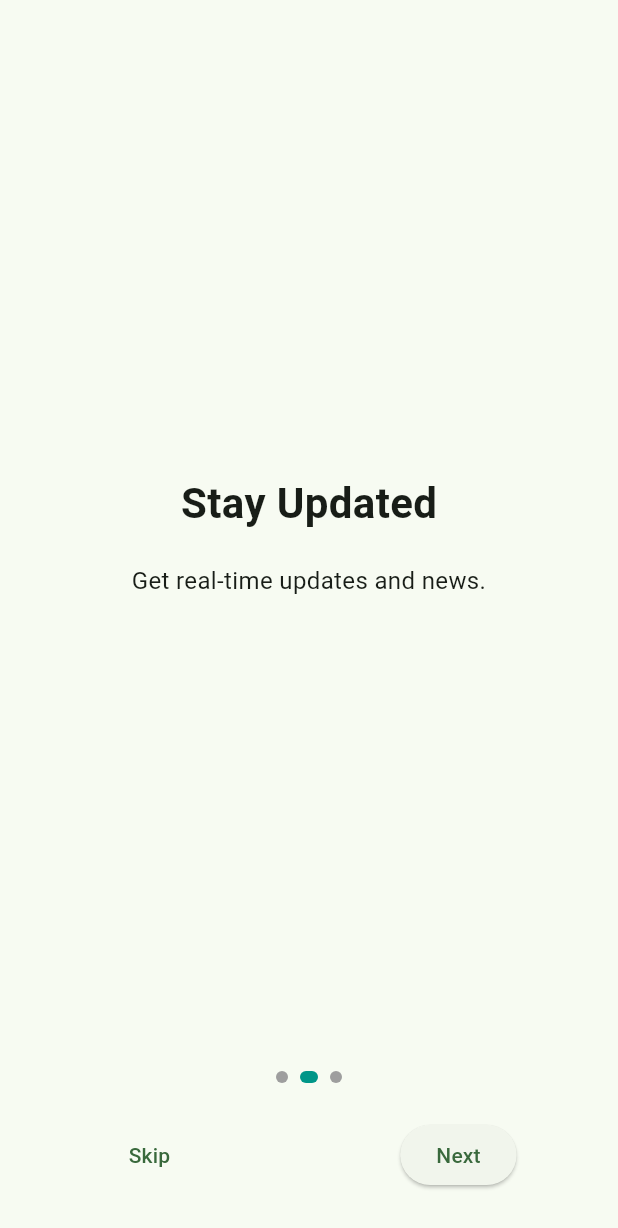
After one commit to nurnabimiah/trend_ecommerce, a Flutter app: the screen it shows after launch, swiped to page 2, on a phone screen of 412 x 824 dp. The commit adds this screen. Shown: the top 1228 px of the screen. Run offline on Flutter 3.47's test engine with Material 3 defaults, Android fonts, the phone set to English and light mode, and no system bars; our stand-ins replace animate_do, cached_network_image, carousel_slider, connectivity_plus, dio, flutter_local_notifications and 12 more.

Commit message:
added: onboarding screen design start

```diff
--- a/lib/app_routes.dart
+++ b/lib/app_routes.dart
@@ -5,6 +5,7 @@ import 'package:ecommerce_app/view/features/home_screen/home_screen.dart';
 import 'package:ecommerce_app/view/features/bottom_nav_bar_screen/bottom_nav_bar_screen.dart';
 import 'package:ecommerce_app/view/features/my_order_screens/my_order_screen.dart';
 import 'package:ecommerce_app/view/features/my_order_screens/order_details_screen.dart';
+import 'package:ecommerce_app/view/features/onboarding/screens/onboarding_screen.dart';
 import 'package:ecommerce_app/view/features/product_details/product_details_screen.dart';
 import 'package:ecommerce_app/view/features/products_landing_screen/products_landing_screen.dart';
 import 'package:ecommerce_app/view/features/sub_category_screen/sub_category_screen.dart';
@@ -39,6 +40,9 @@ class AppRoutes {
     // checkout
     GetPage(name: CheckOutScreen.routeName, page: () =>  CheckOutScreen(), transition: Transition.rightToLeft, transitionDuration:  Duration(milliseconds: duration)),
 
+    // Onboarding
+    GetPage(name: OnboardingScreen.routeName, page: () =>  OnboardingScreen(), transition: Transition.rightToLeft, transitionDuration:  Duration(milliseconds: duration)),
+
     // address setup
     GetPage(name: DeliveryAddressSetupScreen.routeName, page: () =>  DeliveryAddressSetupScreen(), transition: Transition.rightToLeft, transitionDuration:  Duration(milliseconds: duration)),
 
--- a/lib/utils/images/app_images.dart
+++ b/lib/utils/images/app_images.dart
@@ -25,6 +25,7 @@ class AppImages {
   static const String deleteAccount= 'assets/icons/delete_account.png';
 
 
+
   /// profile image
   static const String profileAvatar = 'assets/profile_image/profile_avatar.png';
 
--- /dev/null
+++ b/lib/view/features/onboarding/controller/onboarding_controller.dart
@@ -0,0 +1,33 @@
+
+
+import 'package:ecommerce_app/view/features/bottom_nav_bar_screen/bottom_nav_bar_screen.dart';
+import 'package:flutter/cupertino.dart';
+import 'package:get/get.dart';
+
+class OnboardingController extends GetxController {
+  final pageController = PageController();
+  var pageIndex = 0.obs;
+
+  void nextPage() {
+    if (pageIndex.value < 2) {
+      pageController.nextPage(
+        duration: Duration(milliseconds: 300),
+        curve: Curves.easeInOut,
+      );
+    } else {
+      finishOnboarding();
+    }
+  }
+
+  void skip() {
+    finishOnboarding();
+  }
+
+  void onPageChanged(int index) {
+    pageIndex.value = index;
+  }
+
+  void finishOnboarding() {
+    Get.offAllNamed(BottomNavBarScreen.routeName);
+  }
+}
--- /dev/null
+++ b/lib/view/features/onboarding/screens/onboarding_screen.dart
@@ -0,0 +1,89 @@
+
+
+import 'package:flutter/material.dart';
+import 'package:get/get.dart';
+import 'package:get/get_core/src/get_main.dart';
+
+import '../controller/onboarding_controller.dart';
+
+class OnboardingScreen extends StatelessWidget {
+  static const String routeName = '/onboarding';
+  final controller = Get.put(OnboardingController());
+
+  final onboardingData = [
+    {
+      "title": "Welcome",
+      "desc": "Explore our awesome app.",
+    },
+    {
+      "title": "Stay Updated",
+      "desc": "Get real-time updates and news.",
+    },
+    {
+      "title": "Get Started",
+      "desc": "Let's begin your journey today.",
+    },
+  ];
+
+  OnboardingScreen({super.key});
+
+  @override
+  Widget build(BuildContext context) {
+    return Scaffold(
+      body: Column(
+        children: [
+          Expanded(
+            child: PageView.builder(
+              controller: controller.pageController,
+              onPageChanged: controller.onPageChanged,
+              itemCount: onboardingData.length,
+              itemBuilder: (_, index) {
+                final item = onboardingData[index];
+                return Padding(
+                  padding: const EdgeInsets.all(24.0),
+                  child: Column(
+                    mainAxisAlignment: MainAxisAlignment.center,
+                    children: [
+                      Text(item["title"]!, style: TextStyle(fontSize: 28, fontWeight: FontWeight.bold)),
+                      SizedBox(height: 20),
+                      Text(item["desc"]!, style: TextStyle(fontSize: 16), textAlign: TextAlign.center),
+                    ],
+                  ),
+                );
+              },
+            ),
+          ),
+          Obx(() => Row(
+            mainAxisAlignment: MainAxisAlignment.center,
+            children: List.generate(3, (index) {
+              return Container(
+                margin: EdgeInsets.symmetric(horizontal: 4),
+                width: controller.pageIndex.value == index ? 12 : 8,
+                height: 8,
+                decoration: BoxDecoration(
+                  color: controller.pageIndex.value == index ? Colors.teal : Colors.grey,
+                  borderRadius: BorderRadius.circular(4),
+                ),
+              );
+            }),
+          )),
+          SizedBox(height: 24),
+          Obx(() => Row(
+            mainAxisAlignment: MainAxisAlignment.spaceAround,
+            children: [
+              TextButton(
+                onPressed: controller.skip,
+                child: Text("Skip"),
+              ),
+              ElevatedButton(
+                onPressed: controller.nextPage,
+                child: Text(controller.pageIndex.value == 2 ? "Finish" : "Next"),
+              ),
+            ],
+          )),
+          SizedBox(height: 30),
+        ],
+      ),
+    );
+  }
+}
--- a/lib/view/features/splash/splash_screen.dart
+++ b/lib/view/features/splash/splash_screen.dart
@@ -1,6 +1,7 @@
 import 'dart:async';
 import 'package:ecommerce_app/utils/images/app_images.dart';
 import 'package:ecommerce_app/view/features/home_screen/home_screen.dart';
+import 'package:ecommerce_app/view/features/onboarding/screens/onboarding_screen.dart';
 import 'package:flutter/material.dart';
 import 'package:get/get.dart';
 import '../../../data/repositories/local/sharepreferences_class.dart';
@@ -101,7 +102,8 @@ class _SplashScreenState extends State<SplashScreen> {
         Get.offAllNamed(BottomNavBarScreen.routeName);
         // Get.offAllNamed(OrderDetailsScreen.routeName);
       }else{
-        Get.offAllNamed(BottomNavBarScreen.routeName);
+       // Get.offAllNamed(BottomNavBarScreen.routeName);
+        Get.offAllNamed(OnboardingScreen.routeName);
         // Get.offAllNamed(OrderDetailsScreen.routeName);
       }
     });
```
